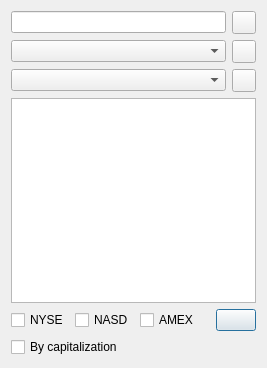
The window that tickerneighbors.ui (HappySeaFox/tht) describes before a commit, drawn with Qt 5.
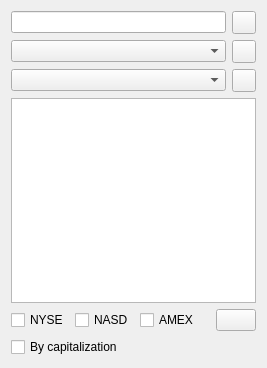
The same window after the commit. Icons and pictures are not drawn.

Diff of the .ui file:
```diff
--- a/tickerneighbors.ui
+++ b/tickerneighbors.ui
@@ -1,7 +1,7 @@
 <?xml version="1.0" encoding="UTF-8"?>
 <ui version="4.0">
  <class>TickerNeighbors</class>
- <widget class="QDialog" name="TickerNeighbors">
+ <widget class="QWidget" name="TickerNeighbors">
   <property name="geometry">
    <rect>
     <x>0</x>
```
